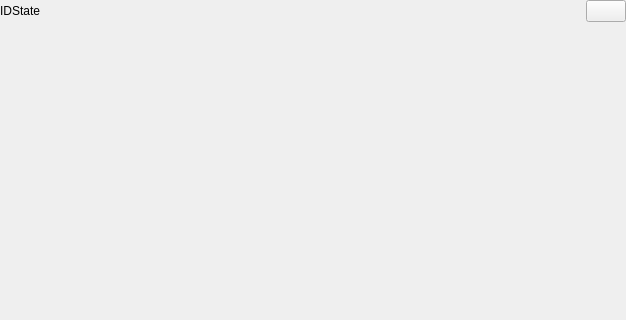
Qt form src/ui/camera_view_widget.ui (yurayurateikoku1/Visual_Inspection_Agent) before a commit; both pictures show x 0 to 626 and y 0 to 320 of the 626 by 513 pixel window.
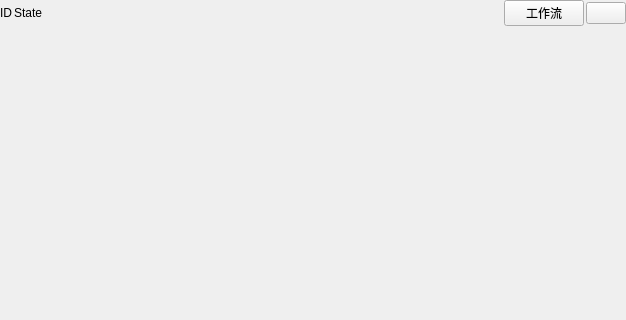
The same form after that commit.

The edit to the form file:
```diff
--- a/src/ui/camera_view_widget.ui
+++ b/src/ui/camera_view_widget.ui
@@ -32,7 +32,7 @@
    <item>
     <layout class="QHBoxLayout" name="horizontalLayout">
      <property name="spacing">
-      <number>0</number>
+      <number>2</number>
      </property>
      <item>
       <widget class="QLabel" name="label_cameraId">
@@ -61,6 +61,13 @@
        </property>
       </spacer>
      </item>
+     <item>
+      <widget class="QPushButton" name="pushButton_workflow">
+       <property name="text">
+        <string>工作流</string>
+       </property>
+      </widget>
+     </item>
      <item>
       <widget class="QPushButton" name="pushButton_scaleWindow">
        <property name="text">
```
